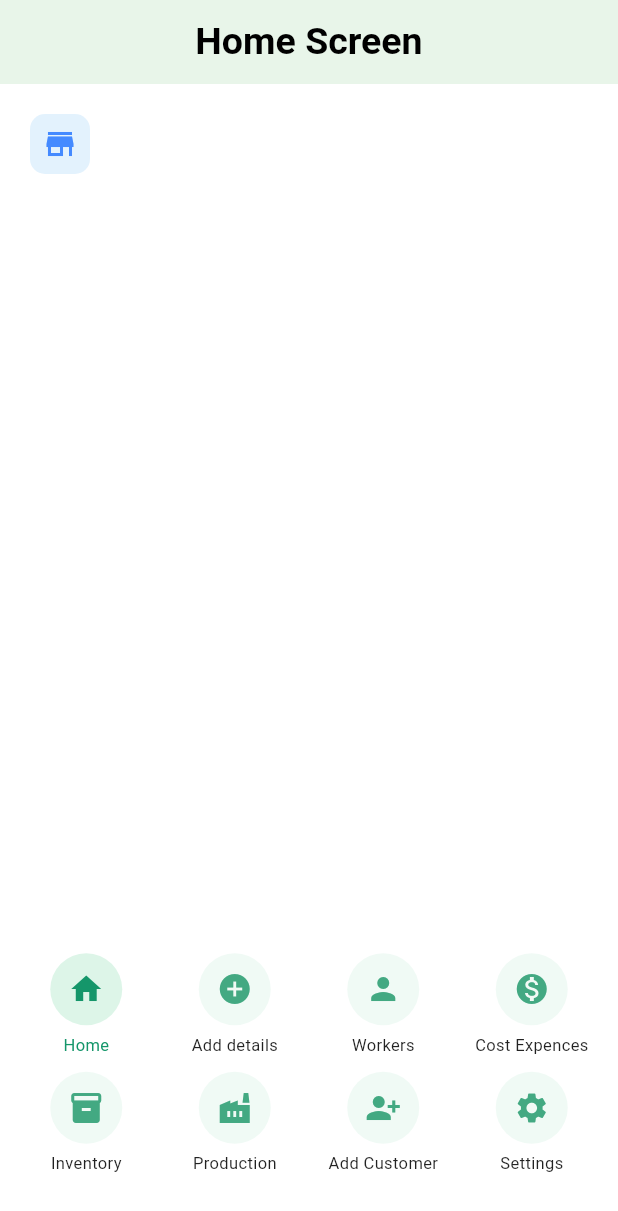
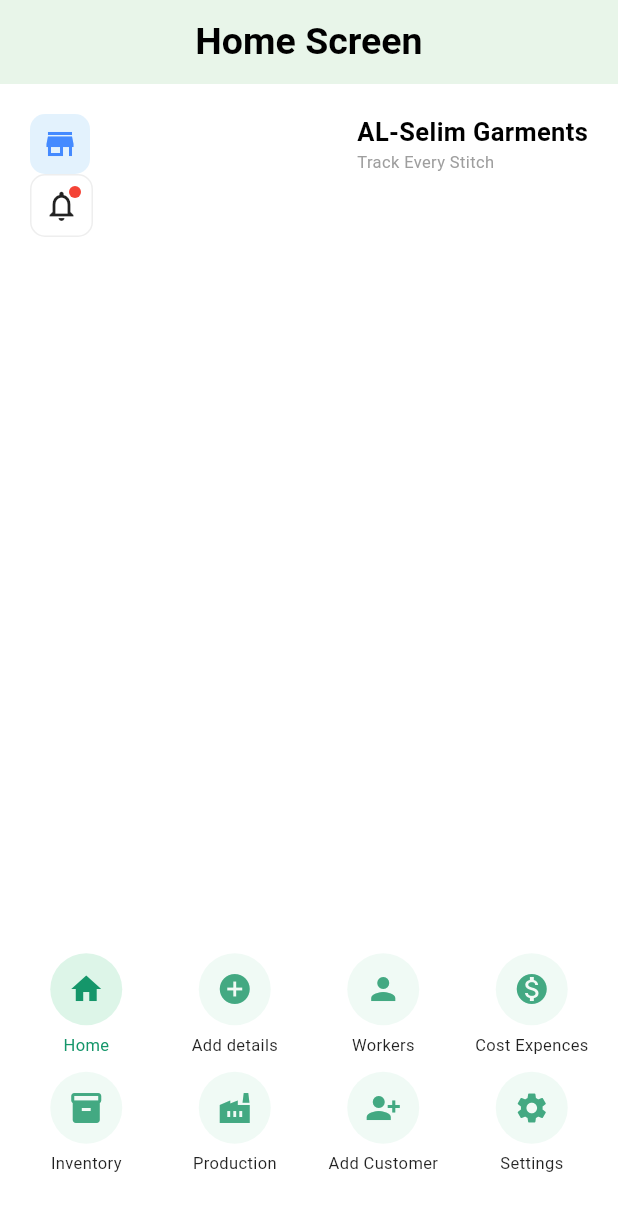
Before and after one commit to abdullah181074-netizen/GarmTrack, a Flutter app: the screen it shows after launch, after a tap on "Login", on a phone screen of 412 x 824 dp. Shown: the top 1211 px of the screen. Run offline on Flutter 3.47's test engine with Material 3 defaults, Android fonts, the phone set to English and light mode, and no system bars; our stand-ins replace image_picker.

Commit message:
Add Notification Button

```diff
--- a/lib/home.dart
+++ b/lib/home.dart
@@ -82,18 +82,72 @@ class HomeScreenState extends State<Home>{
 
                     children: [
                       Row(
-                        children: const [],
-                      )
+                        children: const [
+                          Text(
+
+                            "AL-Selim Garments",
+                            style: TextStyle(
+                              color: Colors.black,
+                              fontSize: 17,
+                              fontWeight: FontWeight.bold,
+                            ),
+
+                          ),
+                        ],
+                      ),
+
+                      const Text(
+                        'Track Every Stitch',
+                        style: TextStyle(
+                          fontSize: 11,
+                          color: Colors.grey,
+                        ),
+                      ),
                     ],
-                  )
+                  ),
+                ],
+              ),
+
+              Material(
+                color: Colors.transparent,
+                child: InkWell(
+                  onTap: () {
+                    print("Notificatoin Button Clicked!");
+                  },
+
+                  borderRadius: BorderRadius.circular(10),
+                  child: Stack(
+                    children: [
+                      Container(
+                        padding: const EdgeInsets.all(8),
+                        decoration: BoxDecoration(
+
+                          border: Border.all(color: Colors.grey.shade200),
+                          borderRadius: BorderRadius.circular(10),
+                        ),
+                        child: const Icon(Icons.notifications_outlined, size: 24),
+                      ),
 
 
+                      Positioned(
+                        right: 8,
+                        top: 8,
+                        child: Container(
+                          width: 8,
+                          height: 8,
+                          decoration: const BoxDecoration(
+                            color: Colors.red,
+                            shape: BoxShape.circle,
+                          ),
+                        ),
+                      ),
+                    ],
+                  ),
+                ),
+              ),
 
-
-                ],
-              )
             ],
-          )
+          ),
 
         )
       )
```
